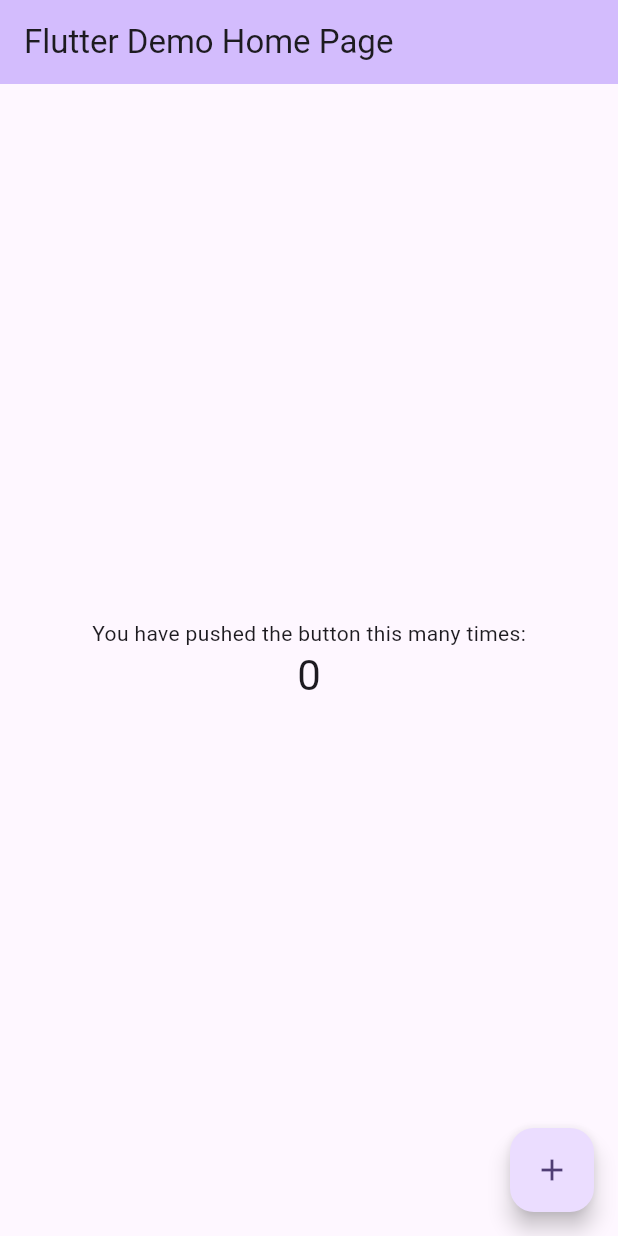
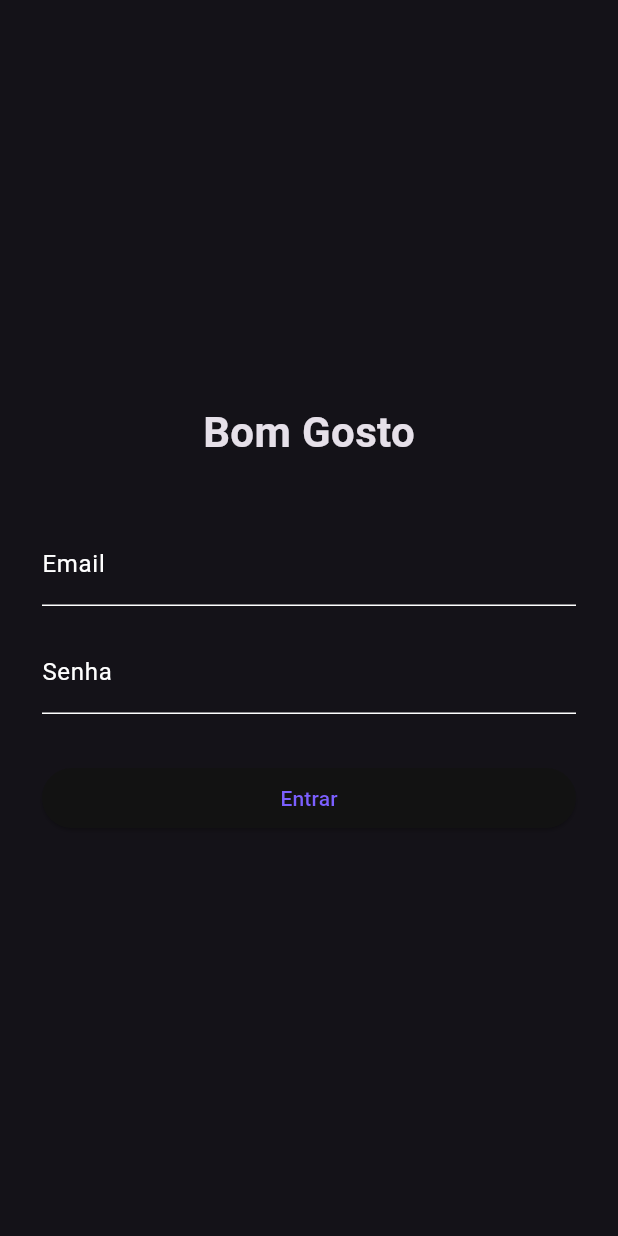
Before and after one commit to SantoVini/ADS_ViniciusSantos_BomGosto, a Flutter app: the screen it shows after launch, on a phone screen of 412 x 824 dp. Run offline on Flutter 3.47's test engine with Material 3 defaults, Android fonts, the phone set to English and light mode, and no system bars; our stand-ins replace cloud_firestore, firebase_auth, firebase_core; accounts and stored records are empty; generated files the repository leaves out were written again.

Commit message:
login/cadastro

```diff
--- a/lib/main.dart
+++ b/lib/main.dart
@@ -1,122 +1,25 @@
 import 'package:flutter/material.dart';
+import 'package:firebase_core/firebase_core.dart';
+import 'screens/login_screen.dart';
+import 'firebase_options.dart'; // gerado pelo FlutterFire CLI
 
-void main() {
+void main() async {
+  WidgetsFlutterBinding.ensureInitialized();
+  await Firebase.initializeApp(options: DefaultFirebaseOptions.currentPlatform);
   runApp(const MyApp());
 }
 
 class MyApp extends StatelessWidget {
   const MyApp({super.key});
 
-  // This widget is the root of your application.
   @override
   Widget build(BuildContext context) {
     return MaterialApp(
-      title: 'Flutter Demo',
-      theme: ThemeData(
-        // This is the theme of your application.
-        //
-        // TRY THIS: Try running your application with "flutter run". You'll see
-        // the application has a purple toolbar. Then, without quitting the app,
-        // try changing the seedColor in the colorScheme below to Colors.green
-        // and then invoke "hot reload" (save your changes or press the "hot
-        // reload" button in a Flutter-supported IDE, or press "r" if you used
-        // the command line to start the app).
-        //
-        // Notice that the counter didn't reset back to zero; the application
-        // state is not lost during the reload. To reset the state, use hot
-        // restart instead.
-        //
-        // This works for code too, not just values: Most code changes can be
-        // tested with just a hot reload.
-        colorScheme: .fromSeed(seedColor: Colors.deepPurple),
+      title: 'Restaurante',
+      theme: ThemeData.dark().copyWith(
+        colorScheme: const ColorScheme.dark(primary: Color(0xFF7B5FFF)),
       ),
-      home: const MyHomePage(title: 'Flutter Demo Home Page'),
+      home: const LoginScreen(),
     );
   }
 }
-
-class MyHomePage extends StatefulWidget {
-  const MyHomePage({super.key, required this.title});
-
-  // This widget is the home page of your application. It is stateful, meaning
-  // that it has a State object (defined below) that contains fields that affect
-  // how it looks.
-
-  // This class is the configuration for the state. It holds the values (in this
-  // case the title) provided by the parent (in this case the App widget) and
-  // used by the build method of the State. Fields in a Widget subclass are
-  // always marked "final".
-
-  final String title;
-
-  @override
-  State<MyHomePage> createState() => _MyHomePageState();
-}
-
-class _MyHomePageState extends State<MyHomePage> {
-  int _counter = 0;
-
-  void _incrementCounter() {
-    setState(() {
-      // This call to setState tells the Flutter framework that something has
-      // changed in this State, which causes it to rerun the build method below
-      // so that the display can reflect the updated values. If we changed
-      // _counter without calling setState(), then the build method would not be
-      // called again, and so nothing would appear to happen.
-      _counter++;
-    });
-  }
-
-  @override
-  Widget build(BuildContext context) {
-    // This method is rerun every time setState is called, for instance as done
-    // by the _incrementCounter method above.
-    //
-    // The Flutter framework has been optimized to make rerunning build methods
-    // fast, so that you can just rebuild anything that needs updating rather
-    // than having to individually change instances of widgets.
-    return Scaffold(
-      appBar: AppBar(
-        // TRY THIS: Try changing the color here to a specific color (to
-        // Colors.amber, perhaps?) and trigger a hot reload to see the AppBar
-        // change color while the other colors stay the same.
-        backgroundColor: Theme.of(context).colorScheme.inversePrimary,
-        // Here we take the value from the MyHomePage object that was created by
-        // the App.build method, and use it to set our appbar title.
-        title: Text(widget.title),
-      ),
-      body: Center(
-        // Center is a layout widget. It takes a single child and positions it
-        // in the middle of the parent.
-        child: Column(
-          // Column is also a layout widget. It takes a list of children and
-          // arranges them vertically. By default, it sizes itself to fit its
-          // children horizontally, and tries to be as tall as its parent.
-          //
-          // Column has various properties to control how it sizes itself and
-          // how it positions its children. Here we use mainAxisAlignment to
-          // center the children vertically; the main axis here is the vertical
-          // axis because Columns are vertical (the cross axis would be
-          // horizontal).
-          //
-          // TRY THIS: Invoke "debug painting" (choose the "Toggle Debug Paint"
-          // action in the IDE, or press "p" in the console), to see the
-          // wireframe for each widget.
-          mainAxisAlignment: .center,
-          children: [
-            const Text('You have pushed the button this many times:'),
-            Text(
-              '$_counter',
-              style: Theme.of(context).textTheme.headlineMedium,
-            ),
-          ],
-        ),
-      ),
-      floatingActionButton: FloatingActionButton(
-        onPressed: _incrementCounter,
-        tooltip: 'Increment',
-        child: const Icon(Icons.add),
-      ),
-    );
-  }
-}
--- /dev/null
+++ b/lib/models/email_check_result.dart
@@ -0,0 +1,20 @@
+class EmailCheckResult {
+  final bool isValid;
+  final bool isDeliverable;
+  final String email;
+
+  EmailCheckResult({
+    required this.isValid,
+    required this.isDeliverable,
+    required this.email,
+  });
+
+  // Mapeia o JSON que a API retorna para o nosso model
+  factory EmailCheckResult.fromJson(Map<String, dynamic> json) {
+    return EmailCheckResult(
+      email: json['email'] ?? '',
+      isValid: json['is_valid_format']?['value'] ?? false,
+      isDeliverable: json['deliverability'] == 'DELIVERABLE',
+    );
+  }
+}
--- /dev/null
+++ b/lib/models/user_model.dart
@@ -0,0 +1,33 @@
+class UserModel {
+  final String uid;
+  final String name;
+  final String email;
+  final String phone;
+  final DateTime createdAt;
+
+  UserModel({
+    required this.uid,
+    required this.name,
+    required this.email,
+    required this.phone,
+    required this.createdAt,
+  });
+
+  // Converte para Map para salvar no Firestore
+  Map<String, dynamic> toMap() => {
+    'uid': uid,
+    'name': name,
+    'email': email,
+    'phone': phone,
+    'createdAt': createdAt.toIso8601String(),
+  };
+
+  // Lê um documento do Firestore e transforma em UserModel
+  factory UserModel.fromMap(Map<String, dynamic> map) => UserModel(
+    uid: map['uid'] ?? '',
+    name: map['name'] ?? '',
+    email: map['email'] ?? '',
+    phone: map['phone'] ?? '',
+    createdAt: DateTime.parse(map['createdAt']),
+  );
+}
--- /dev/null
+++ b/lib/screens/login_screen.dart
@@ -0,0 +1,142 @@
+import 'package:flutter/material.dart';
+import '../services/auth_service.dart';
+import '../models/email_check_result.dart';
+
+class LoginScreen extends StatefulWidget {
+  const LoginScreen({super.key});
+
+  @override
+  State<LoginScreen> createState() => _LoginScreenState();
+}
+
+class _LoginScreenState extends State<LoginScreen> {
+  final _emailController = TextEditingController();
+  final _passwordController = TextEditingController();
+  final _authService = AuthService();
+
+  bool _isLoading = false;
+  String? _emailError; // mensagem de erro abaixo do campo
+  String? _emailSuccess; // mensagem de sucesso
+
+  @override
+  void dispose() {
+    _emailController.dispose();
+    _passwordController.dispose();
+    super.dispose();
+  }
+
+  // Chamado quando o usuário sai do campo de email (onEditingComplete)
+  Future<void> _validateEmail() async {
+    final email = _emailController.text.trim();
+
+    if (email.isEmpty || !email.contains('@')) return;
+
+    setState(() {
+      _isLoading = true;
+      _emailError = null;
+      _emailSuccess = null;
+    });
+
+    try {
+      final EmailCheckResult result = await _authService.checkEmail(email);
+
+      setState(() {
+        if (!result.isValid) {
+          _emailError = 'Formato de email inválido.';
+        } else if (!result.isDeliverable) {
+          _emailError = 'Este email não existe ou não pode receber mensagens.';
+        } else {
+          _emailSuccess = 'Email válido ✓';
+        }
+      });
+    } catch (e) {
+      setState(() {
+        _emailError = 'Não foi possível verificar o email. Tente novamente.';
+      });
+    } finally {
+      setState(() => _isLoading = false);
+    }
+  }
+
+  Future<void> _handleLogin() async {
+    if (_emailSuccess == null) {
+      await _validateEmail();
+      return;
+    }
+
+    final password = _passwordController.text;
+    if (password.isEmpty) {
+      ScaffoldMessenger.of(
+        context,
+      ).showSnackBar(const SnackBar(content: Text('Digite sua senha.')));
+      return;
+    }
+
+    // TODO: chamar endpoint de autenticação com email + senha
+    debugPrint('Fazendo login com ${_emailController.text}');
+  }
+
+  @override
+  Widget build(BuildContext context) {
+    return Scaffold(
+      body: SafeArea(
+        child: Padding(
+          padding: const EdgeInsets.symmetric(horizontal: 28),
+          child: Column(
+            mainAxisAlignment: MainAxisAlignment.center,
+            children: [
+              const Text(
+                'Bom Gosto',
+                style: TextStyle(fontSize: 28, fontWeight: FontWeight.bold),
+              ),
+              const SizedBox(height: 40),
+
+              // ── Campo de Email ──────────────────────────────────────
+              TextField(
+                controller: _emailController,
+                decoration: InputDecoration(
+                  labelText: 'Email',
+                  // Ícone de loading dentro do campo enquanto verifica
+                  suffixIcon: _isLoading
+                      ? const SizedBox(
+                          width: 20,
+                          height: 20,
+                          child: Padding(
+                            padding: EdgeInsets.all(12),
+                            child: CircularProgressIndicator(strokeWidth: 2),
+                          ),
+                        )
+                      : null,
+                  errorText: _emailError,
+                  helperText: _emailSuccess,
+                  helperStyle: const TextStyle(color: Colors.green),
+                ),
+                keyboardType: TextInputType.emailAddress,
+                // Verifica ao finalizar a edição do campo
+                onEditingComplete: _validateEmail,
+              ),
+              const SizedBox(height: 16),
+
+              // ── Campo de Senha ──────────────────────────────────────
+              TextField(
+                controller: _passwordController,
+                decoration: const InputDecoration(labelText: 'Senha'),
+                obscureText: true,
+              ),
+              const SizedBox(height: 32),
+
+              // ── Botão Entrar ────────────────────────────────────────
+              SizedBox(
+                width: double.infinity,
+                child: ElevatedButton(
+                  onPressed: _isLoading ? null : _handleLogin,
+                  child: const Text('Entrar'),
+                ),
+              ),
+            ],
+          ),
+        ),
+      ),
+    );
+  }
+}
--- /dev/null
+++ b/lib/services/auth_service.dart
@@ -0,0 +1,65 @@
+import 'package:firebase_auth/firebase_auth.dart';
+import 'package:cloud_firestore/cloud_firestore.dart';
+import '../models/user_model.dart';
+
+class AuthService {
+  final FirebaseAuth _auth = FirebaseAuth.instance;
+  final FirebaseFirestore _db = FirebaseFirestore.instance;
+
+  // Usuário logado no momento (null se não estiver logado)
+  User? get currentUser => _auth.currentUser;
+
+  // Stream que escuta mudanças de autenticação em tempo real
+  Stream<User?> get authStateChanges => _auth.authStateChanges();
+
+  // ── LOGIN ─────────────────────────────────────────────────
+  Future<UserCredential> signIn({
+    required String email,
+    required String password,
+  }) async {
+    return await _auth.signInWithEmailAndPassword(
+      email: email.trim(),
+      password: password,
+    );
+  }
+
+  // ── CADASTRO ──────────────────────────────────────────────
+  Future<UserModel> register({
+    required String name,
+    required String email,
+    required String phone,
+    required String password,
+  }) async {
+    // 1. Cria o usuário no Firebase Auth
+    final credential = await _auth.createUserWithEmailAndPassword(
+      email: email.trim(),
+      password: password,
+    );
+
+    // 2. Atualiza o displayName no Auth
+    await credential.user!.updateDisplayName(name);
+
+    // 3. Salva dados extras no Firestore (telefone, data de cadastro etc.)
+    final user = UserModel(
+      uid: credential.user!.uid,
+      name: name,
+      email: email.trim(),
+      phone: phone,
+      createdAt: DateTime.now(),
+    );
+
+    await _db.collection('users').doc(credential.user!.uid).set(user.toMap());
+
+    return user;
+  }
+
+  // ── LOGOUT ────────────────────────────────────────────────
+  Future<void> signOut() => _auth.signOut();
+
+  // ── BUSCAR PERFIL DO FIRESTORE ────────────────────────────
+  Future<UserModel?> getUserProfile(String uid) async {
+    final doc = await _db.collection('users').doc(uid).get();
+    if (!doc.exists) return null;
+    return UserModel.fromMap(doc.data()!);
+  }
+}
--- a/pubspec.yaml
+++ b/pubspec.yaml
@@ -30,6 +30,12 @@ environment:
 dependencies:
   flutter:
     sdk: flutter
+  flutter_slidable: 4.0.0
+  http: ^1.2.0          # requisições HTTP
+  flutter_spinkit: ^5.2.0  # loading animado (opcional, mas bonito)
+  firebase_core: ^3.3.0
+  firebase_auth: ^5.1.0
+  cloud_firestore: ^5.2.0
 
   # The following adds the Cupertino Icons font to your application.
   # Use with the CupertinoIcons class for iOS style icons.
```
Also changed, not shown: lib/constants/app_constants.dart (added, +7 -0 lines), lib/screens/register_screen.dart (added, +204 -0 lines), lib/services/email_service.dart (added, +19 -0 lines), pubspec.lock.
